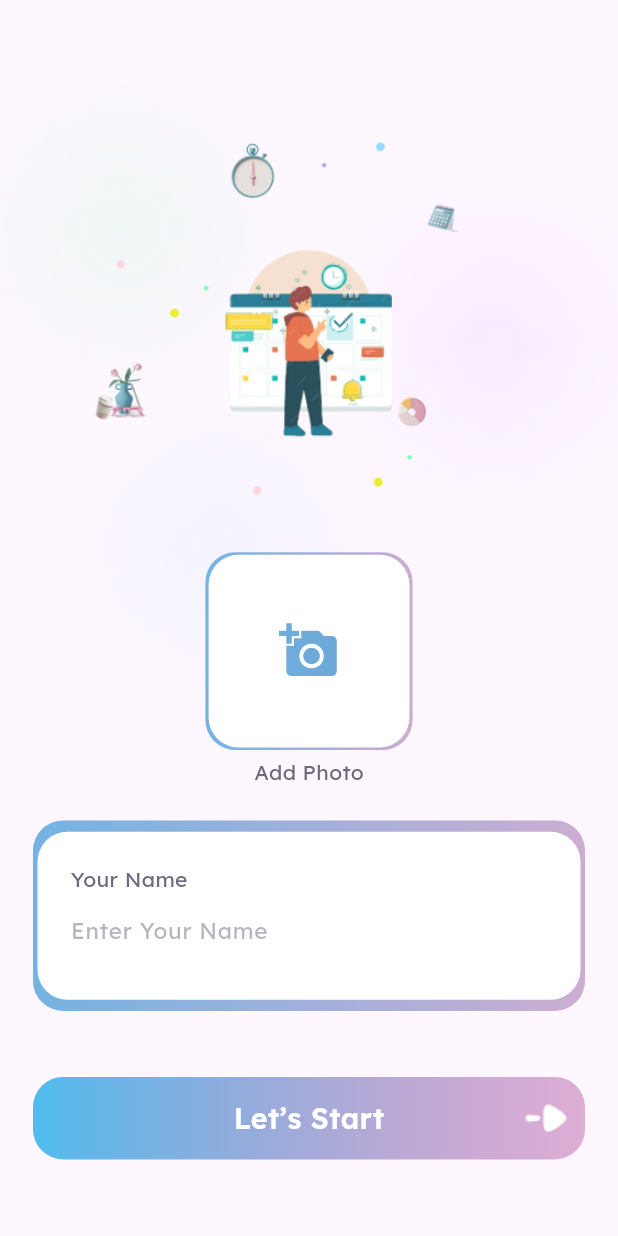
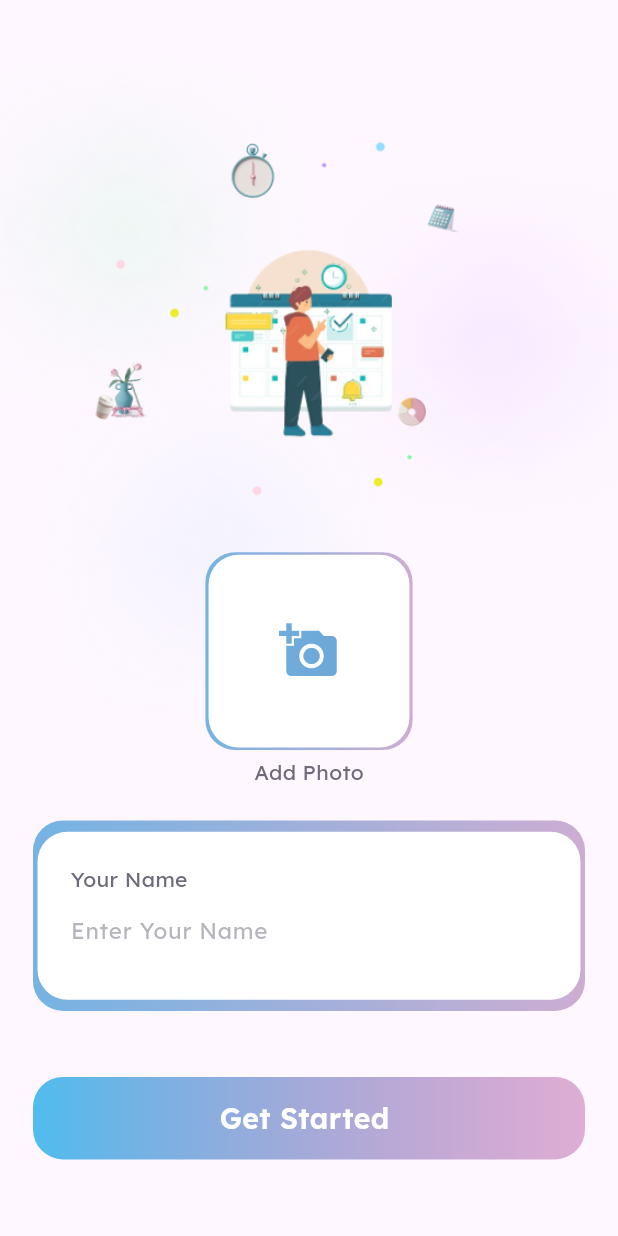
Before and after one commit to mohamedamr77/to-do-app, a Flutter app: the screen it shows after launch, after a tap on "Let’s Start", on a phone screen of 412 x 824 dp. Run offline on Flutter 3.47's test engine with Material 3 defaults, Android fonts, the phone set to English and light mode, and no system bars.

Commit message:
finish  button started

```diff
--- a/lib/features/onboarding/views/onboarding_screen.dart
+++ b/lib/features/onboarding/views/onboarding_screen.dart
@@ -1,4 +1,6 @@
 import 'package:flutter/material.dart';
+import 'package:todo/core/imageCore.dart';
+import 'package:todo/core/textCore.dart';
 
 
 
@@ -22,7 +24,7 @@ class CustomOnboarding extends StatelessWidget {
                 SizedBox(height: MediaQuery.of(context).size.height*0.02,),
                 CustomTextDescription(),
                 SizedBox(height: MediaQuery.of(context).size.height*0.02,),
-                CustomButtonStarted(),
+                CustomButtonStarted(text: AppText.startText, trailing: Image.asset(AppImage.arrowStartImage),),
               ],
            ),
     );
--- a/lib/features/onboarding/views/widgets/button_Started.dart
+++ b/lib/features/onboarding/views/widgets/button_Started.dart
@@ -1,12 +1,14 @@
+
 import 'package:flutter/material.dart';
 import '../../../../core/colorCore.dart';
-import '../../../../core/imageCore.dart';
-import '../../../../core/textCore.dart';
+
 import '../../../regester/views/regester_screen.dart';
 
 class CustomButtonStarted extends StatelessWidget {
-   CustomButtonStarted({super.key});
+   CustomButtonStarted({super.key,required this.text,required this.trailing});
 
+    String text;
+    Widget?  trailing;
 
   @override
   Widget build(BuildContext context) {
@@ -34,8 +36,8 @@ class CustomButtonStarted extends StatelessWidget {
                       end: Alignment.centerRight,
                     )
                 ),
-                child: const Text(AppText.startText,
-                  style: TextStyle(
+                child:  Text(text,
+                  style:const TextStyle(
                     fontSize: 19,
                     fontFamily: "LexendDeca",
                     color: Colors.white,
@@ -45,7 +47,7 @@ class CustomButtonStarted extends StatelessWidget {
             ),
             Padding(
               padding: const EdgeInsets.all(8.0),
-              child: Image.asset(AppImage.arrowStartImage),
+              child: trailing,
             ),
           ]
       ),
--- a/lib/features/regester/views/regester_screen.dart
+++ b/lib/features/regester/views/regester_screen.dart
@@ -2,7 +2,6 @@ import 'package:flutter/cupertino.dart';
 import 'package:flutter/material.dart';
 import 'package:flutter/widgets.dart';
 import 'package:todo/core/colorCore.dart';
-import 'package:todo/core/imageCore.dart';
 import 'package:todo/core/textCore.dart';
 import 'package:todo/features/regester/views/widgets/enter_name.dart';
 import 'package:todo/features/regester/views/widgets/stack_baner_addPhoto.dart';
@@ -36,8 +35,7 @@ class CustomRegesterScreen extends StatelessWidget {
 
                 EnterName(),
 
-                CustomButtonStarted(),
-
+                CustomButtonStarted(text: 'Get Started ', trailing: null,),
 
               ],
             ),
--- a/lib/features/regester/views/widgets/stack_baner_addPhoto.dart
+++ b/lib/features/regester/views/widgets/stack_baner_addPhoto.dart
@@ -11,7 +11,7 @@ class CustomStackBannerAddPhoto extends StatelessWidget {
     return  Stack(
         alignment: Alignment.bottomCenter,
         children: [
-          Image(image: AssetImage(AppImage.regesterImage)),
+          const Image(image: AssetImage(AppImage.regesterImage)),
 
           Stack(
               alignment: Alignment.center,
@@ -23,7 +23,7 @@ class CustomStackBannerAddPhoto extends StatelessWidget {
                   // height: 120,
                   decoration: BoxDecoration(
                       borderRadius: BorderRadius.circular(20),
-                      gradient: LinearGradient(
+                      gradient: const LinearGradient(
                           colors: [
                             AppColor.skyBlueColor,
                             AppColor.lightPurpleColor,
@@ -31,11 +31,11 @@ class CustomStackBannerAddPhoto extends StatelessWidget {
                       )
                   ),
                 ),
+
                 Container(
-                  width: MediaQuery.of(context).size.width*0.325,
-                  height: MediaQuery.of(context).size.height*0.156,
-                  // width: 118,
-                  // height: 118,
+                  width: MediaQuery.of(context).size.width*0.325, //width=128
+                  height: MediaQuery.of(context).size.height*0.156, //height=118
+
                   decoration: BoxDecoration(
                     color: AppColor.whiteColor,
                     borderRadius: BorderRadius.circular(20),
@@ -43,13 +43,14 @@ class CustomStackBannerAddPhoto extends StatelessWidget {
                   child: ShaderMask(
 
                     shaderCallback: (Rect bounds) {
-                      return LinearGradient(colors: [
+                      return const LinearGradient(colors: [
                         AppColor.skyBlueColor,
                         AppColor.mediumBlueColor,
                       ]
                       ).createShader(bounds);
                     },
-                    child: Icon(Icons.add_a_photo,
+                    child: const Icon(
+                      Icons.add_a_photo,
                       color:  AppColor.whiteColor,
                       size: 40,
                     ),
```
